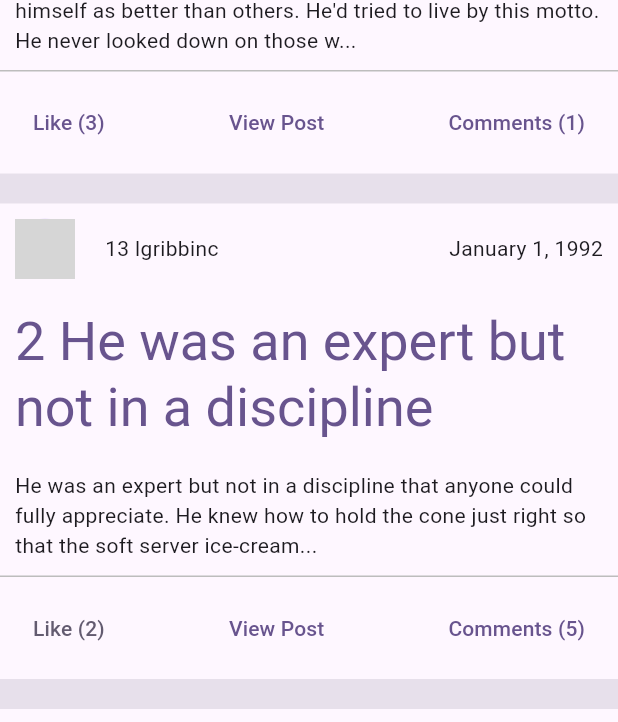
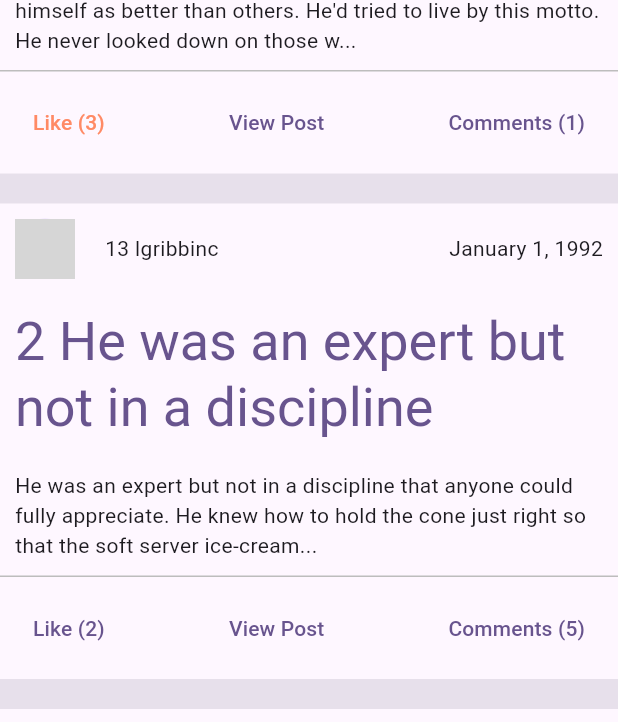
Before and after one commit to ButlerFuqua/flutter_post_feed, a Flutter app: the screen it shows after launch, after a tap on an icon or button, on a phone screen of 412 x 824 dp. Shown: the part 386-1108 px from the top of the screen. Run offline on Flutter 3.47's test engine with Material 2 defaults, Android fonts, the phone set to English and light mode, and no system bars; network calls fail; grey boxes are pictures that could not be loaded.

Commit message:
Update conditional like colors

```diff
--- a/lib/widgets/reactions/like_button.dart
+++ b/lib/widgets/reactions/like_button.dart
@@ -23,8 +23,8 @@ class _LikeButtonState extends State<LikeButton> {
     bool _userLikedThis = _likedIds.contains(userState.currentUser.id);
     getColor() {
       return _userLikedThis
-          ? Theme.of(context).colorScheme.primary
-          : Theme.of(context).colorScheme.secondary;
+          ? Colors.deepOrange.shade300
+          : Theme.of(context).colorScheme.primary;
     }
 
     void handlePressed() {
```
